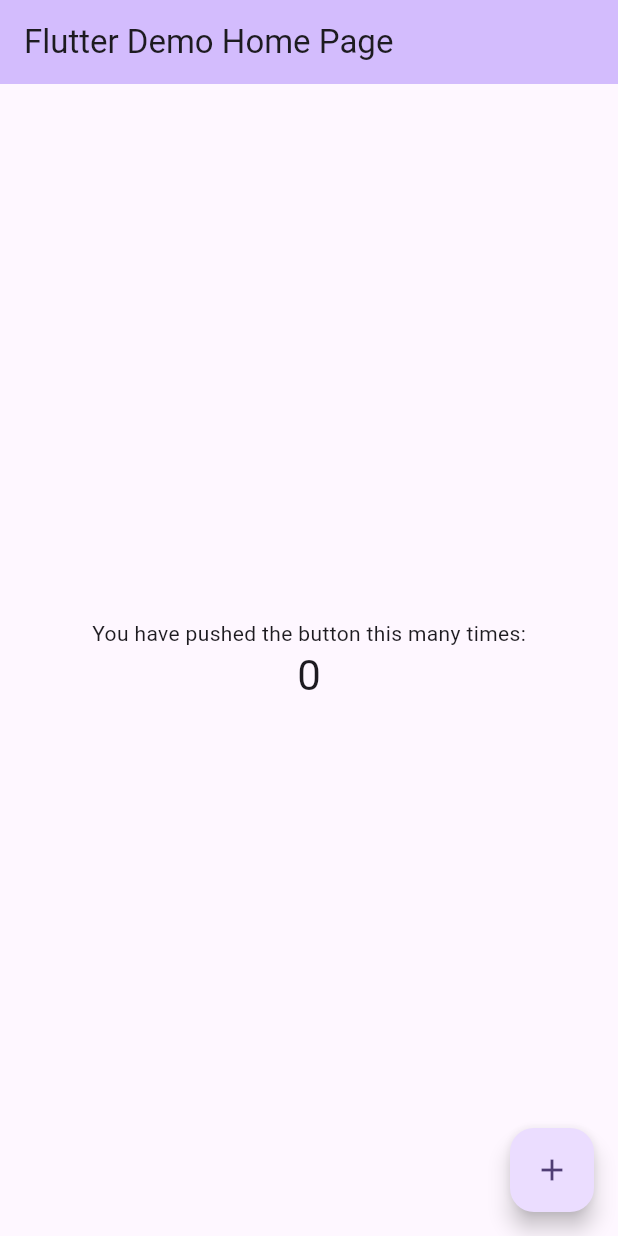
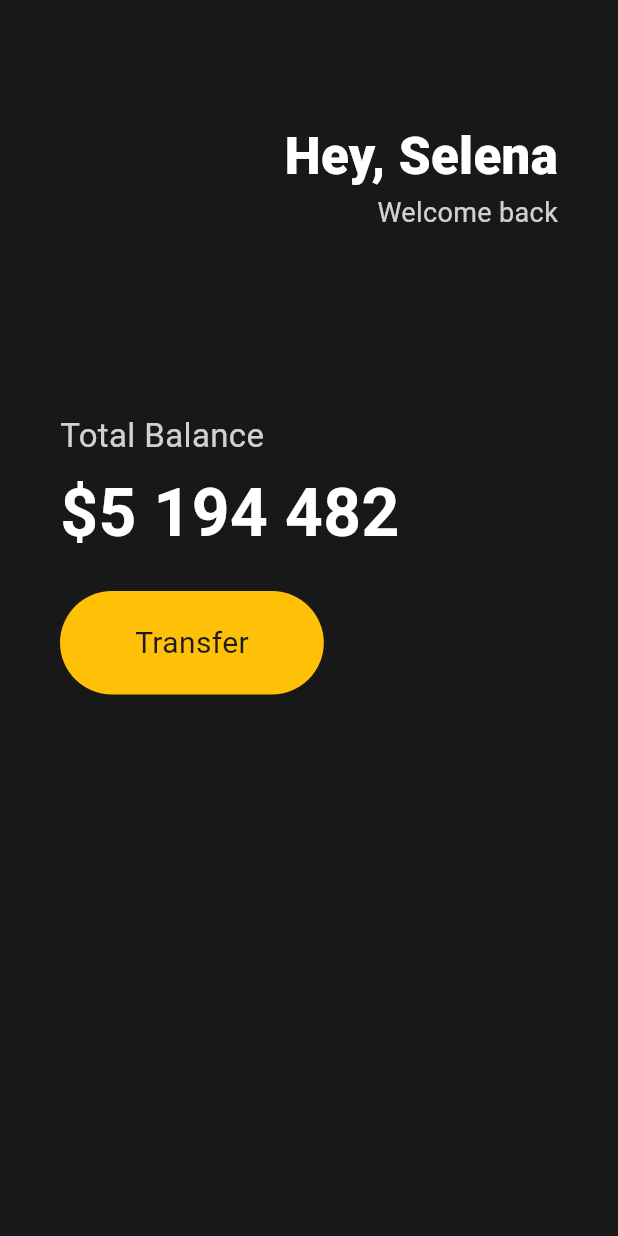
Before and after one commit to wogud556/FlutterHQ, a Flutter app: the screen it shows after launch, on a phone screen of 412 x 824 dp. Run offline on Flutter 3.47's test engine with Material 3 defaults, Android fonts, the phone set to English and light mode, and no system bars.

Commit message:
20240205

```diff
--- a/Flutter_Nomad/project/toonflix/lib/main.dart
+++ b/Flutter_Nomad/project/toonflix/lib/main.dart
@@ -1,125 +1,119 @@
+import 'package:flutter/cupertino.dart';
 import 'package:flutter/material.dart';
 
-void main() {
-  runApp(const MyApp());
+const taxAmount = 15;
+const priceAmount = 30;
+
+var finalPrice = taxAmount + priceAmount;
+
+class Player {
+  String? name; //갖거나 가지지 않을 수도 있다.
+
+  Player({required this.name});
 }
 
-class MyApp extends StatelessWidget {
-  const MyApp({super.key});
+void main() {
+  var nico = Player(name: "potato");
+  //runApp은 리턴이 없는 함수
+  //위젯을 합치는 방식으로 화면을 만들어 내는 방식
+  //앱 생성의 시작부분이다.
+  runApp(const App());
+}
 
-  // This widget is the root of your application.
+class App extends StatelessWidget {
+  const App({super.key});
+
+  //statelessWidget은 widget을 상속받으므로 build를 구현해야함
   @override
   Widget build(BuildContext context) {
+    // TODO: implement build
+    //머터리얼이나 쿠퍼티노를 리턴해줌
     return MaterialApp(
-      title: 'Flutter Demo',
-      theme: ThemeData(
-        // This is the theme of your application.
-        //
-        // TRY THIS: Try running your application with "flutter run". You'll see
-        // the application has a purple toolbar. Then, without quitting the app,
-        // try changing the seedColor in the colorScheme below to Colors.green
-        // and then invoke "hot reload" (save your changes or press the "hot
-        // reload" button in a Flutter-supported IDE, or press "r" if you used
-        // the command line to start the app).
-        //
-        // Notice that the counter didn't reset back to zero; the application
-        // state is not lost during the reload. To reset the state, use hot
-        // restart instead.
-        //
-        // This works for code too, not just values: Most code changes can be
-        // tested with just a hot reload.
-        colorScheme: ColorScheme.fromSeed(seedColor: Colors.deepPurple),
-        useMaterial3: true,
-      ),
-      home: const MyHomePage(title: 'Flutter Demo Home Page'),
-    );
+        home: Scaffold(
+            // 화면의 구성이나 구조같은 것을 지정해주는 클래스
+            //입력코드로 색상 입력 Color(0xFF181818)
+            //Color.fromRGBO(255,255,255,255)
+            backgroundColor: const Color(0xFF181818),
+            body: Padding(
+              padding: const EdgeInsets.symmetric(horizontal: 40),
+              child: Column(
+                  crossAxisAlignment: CrossAxisAlignment.start,
+                  children: [
+                    const SizedBox(
+                      height: 80,
+                    ),
+                    Row(
+                      //메인의 위치
+                      mainAxisAlignment: MainAxisAlignment.end,
+                      children: [
+                        Column(
+                          //해당 Children의 위치
+                          crossAxisAlignment: CrossAxisAlignment.end,
+                          children: [
+                            const Text(
+                              'Hey, Selena',
+                              style: TextStyle(
+                                color: Colors.white,
+                                fontSize: 34,
+                                fontWeight: FontWeight.w800,
+                              ),
+                            ),
+                            Text(
+                              'Welcome back',
+                              style: TextStyle(
+                                  color: Colors.white.withOpacity(0.8),
+                                  fontSize: 18),
+                            ),
+                          ],
+                        )
+                      ],
+                    ),
+                    const SizedBox(
+                      height: 120,
+                    ),
+                    Text(
+                      'Total Balance',
+                      style: TextStyle(
+                        fontSize: 22,
+                        color: Colors.white.withOpacity(0.8),
+                      ),
+                    ),
+                    const SizedBox(
+                      height: 5,
+                    ),
+                    const Text(
+                      '\$5 194 482',
+                      style: TextStyle(
+                        fontSize: 44,
+                        fontWeight: FontWeight.w600,
+                        color: Colors.white,
+                      ),
+                    ),
+                    const SizedBox(
+                      height: 20,
+                    ),
+                    Row(
+                      children: [
+                        Container(
+                          decoration: BoxDecoration(
+                              color: Colors.amber,
+                              borderRadius: BorderRadius.circular(45)),
+                          child: const Padding(
+                            padding: EdgeInsets.symmetric(
+                              vertical: 20,
+                              horizontal: 50,
+                            ),
+                            child: Text(
+                              'Transfer',
+                              style: TextStyle(
+                                fontSize: 20,
+                              ),
+                            ),
+                          ),
+                        )
+                      ],
+                    )
+                  ]),
+            )));
   }
 }
-
-class MyHomePage extends StatefulWidget {
-  const MyHomePage({super.key, required this.title});
-
-  // This widget is the home page of your application. It is stateful, meaning
-  // that it has a State object (defined below) that contains fields that affect
-  // how it looks.
-
-  // This class is the configuration for the state. It holds the values (in this
-  // case the title) provided by the parent (in this case the App widget) and
-  // used by the build method of the State. Fields in a Widget subclass are
-  // always marked "final".
-
-  final String title;
-
-  @override
-  State<MyHomePage> createState() => _MyHomePageState();
-}
-
-class _MyHomePageState extends State<MyHomePage> {
-  int _counter = 0;
-
-  void _incrementCounter() {
-    setState(() {
-      // This call to setState tells the Flutter framework that something has
-      // changed in this State, which causes it to rerun the build method below
-      // so that the display can reflect the updated values. If we changed
-      // _counter without calling setState(), then the build method would not be
-      // called again, and so nothing would appear to happen.
-      _counter++;
-    });
-  }
-
-  @override
-  Widget build(BuildContext context) {
-    // This method is rerun every time setState is called, for instance as done
-    // by the _incrementCounter method above.
-    //
-    // The Flutter framework has been optimized to make rerunning build methods
-    // fast, so that you can just rebuild anything that needs updating rather
-    // than having to individually change instances of widgets.
-    return Scaffold(
-      appBar: AppBar(
-        // TRY THIS: Try changing the color here to a specific color (to
-        // Colors.amber, perhaps?) and trigger a hot reload to see the AppBar
-        // change color while the other colors stay the same.
-        backgroundColor: Theme.of(context).colorScheme.inversePrimary,
-        // Here we take the value from the MyHomePage object that was created by
-        // the App.build method, and use it to set our appbar title.
-        title: Text(widget.title),
-      ),
-      body: Center(
-        // Center is a layout widget. It takes a single child and positions it
-        // in the middle of the parent.
-        child: Column(
-          // Column is also a layout widget. It takes a list of children and
-          // arranges them vertically. By default, it sizes itself to fit its
-          // children horizontally, and tries to be as tall as its parent.
-          //
-          // Column has various properties to control how it sizes itself and
-          // how it positions its children. Here we use mainAxisAlignment to
-          // center the children vertically; the main axis here is the vertical
-          // axis because Columns are vertical (the cross axis would be
-          // horizontal).
-          //
-          // TRY THIS: Invoke "debug painting" (choose the "Toggle Debug Paint"
-          // action in the IDE, or press "p" in the console), to see the
-          // wireframe for each widget.
-          mainAxisAlignment: MainAxisAlignment.center,
-          children: <Widget>[
-            const Text(
-              'You have pushed the button this many times:',
-            ),
-            Text(
-              '$_counter',
-              style: Theme.of(context).textTheme.headlineMedium,
-            ),
-          ],
-        ),
-      ),
-      floatingActionButton: FloatingActionButton(
-        onPressed: _incrementCounter,
-        tooltip: 'Increment',
-        child: const Icon(Icons.add),
-      ), // This trailing comma makes auto-formatting nicer for build methods.
-    );
-  }
-}
```
Also changed, not shown: 2 other files.
